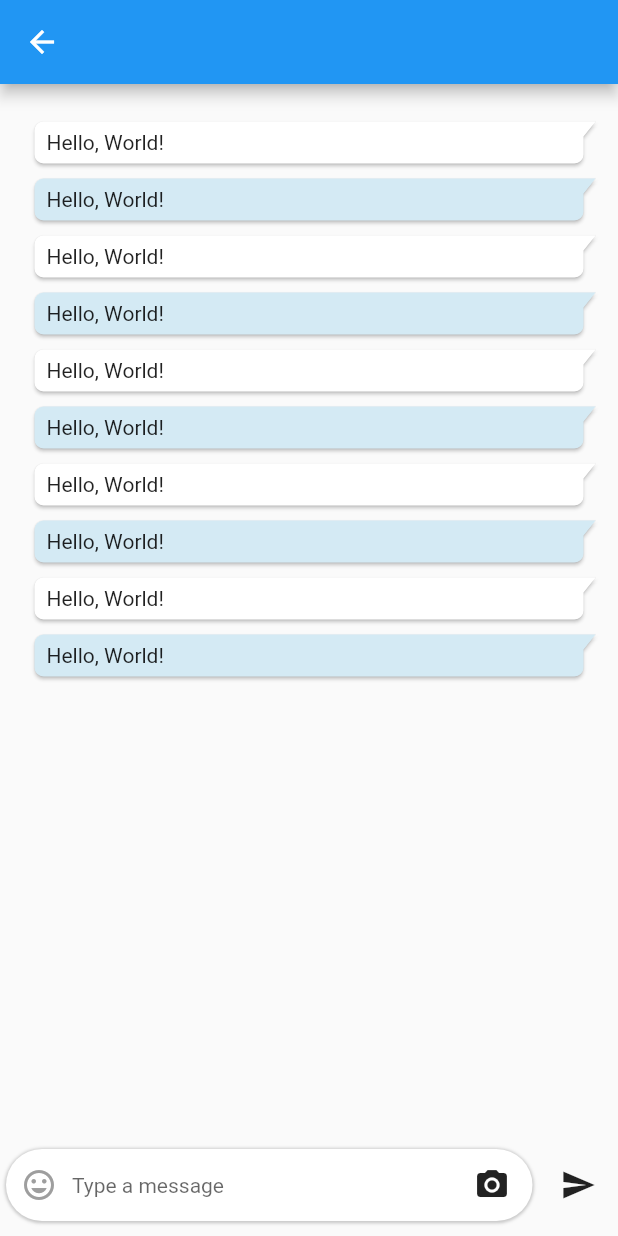
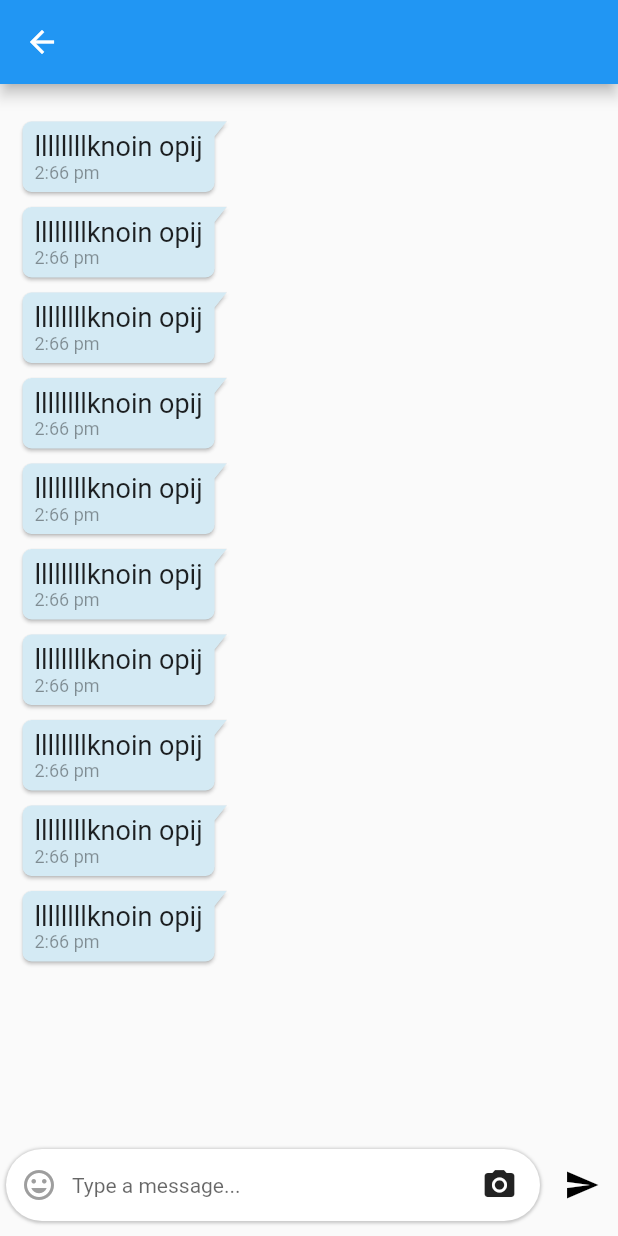
Before and after one commit to wesamamassi7667/chat-app-flutter, a Flutter app: the ChatScreen screen opened directly with empty values, on a phone screen of 412 x 824 dp. Run offline on Flutter 3.47's test engine with Material 2 defaults, Android fonts, the phone set to English and light mode, and no system bars; drawn by our look-alikes of bubble; our stand-ins replace cached_network_image, cloud_firestore, firebase_auth, firebase_core, firebase_messaging, flutter_local_notifications and 2 more; accounts and stored records are empty.

Commit message:
build message chat ui

```diff
--- a/lib/screens/chat_screen.dart
+++ b/lib/screens/chat_screen.dart
@@ -2,10 +2,16 @@ import 'package:chat_app/components/app_bar.dart';
 import 'package:chat_app/constant.dart';
 import 'package:chat_app/provider/auth_model.dart';
 import 'package:chat_app/provider/chat_provider.dart';
-import 'package:chat_app/widget/send_message_field.dart';
+import 'package:chat_app/widget/widgets.dart';
 import 'package:flutter/material.dart';
 import 'package:provider/provider.dart';
-import 'package:bubble/bubble.dart';
+
+
+enum TypeMessage {
+  text,
+  image,
+  sticker,
+}
 
 class ChatScreen extends StatefulWidget {
   const ChatScreen(
@@ -24,6 +30,8 @@ class ChatScreen extends StatefulWidget {
 
 class _ChatScreenState extends State<ChatScreen> {
   late String currentUserId, chatId;
+  final TextEditingController textEditingController = TextEditingController();
+
 
   @override
   void initState() {
@@ -55,17 +63,15 @@ class _ChatScreenState extends State<ChatScreen> {
               itemCount: 10,
               padding: EdgeInsets.all(15),
               itemBuilder: (context,index){
-                return Bubble(
-                  margin: BubbleEdges.only(top: 10),
-                  stick: true, //false min width
-                  nip: BubbleNip.rightTop,
-                  color: index.isOdd?Color.fromRGBO(212, 234, 244, 1.0):null,
-                  child: Text('Hello, World!', textAlign: TextAlign.start),
-                );
+                return MessageChat(textMessage: 'llllllllknoin opij', color: Color.fromRGBO(212, 234, 244, 1.0), time: '2:66 pm');
               },
             ),
           ),
-          SendMessageField()
+          SendMessageField(
+             textEditingController:textEditingController,
+             press: ()=>_sendMessage(),
+
+          )
 
 
 
@@ -74,4 +80,8 @@ class _ChatScreenState extends State<ChatScreen> {
       )
     );
   }
+
+  _sendMessage() {
+
+  }
 }
--- /dev/null
+++ b/lib/widget/message_chat.dart
@@ -0,0 +1,48 @@
+import 'package:flutter/material.dart';
+import 'package:bubble/bubble.dart';
+class MessageChat extends StatelessWidget {
+  const MessageChat({Key? key,required this.textMessage,  this.color,required this.time,
+    this.crossAlign=CrossAxisAlignment.start, this.nip=BubbleNip.rightTop}) : super(key: key);
+   final String textMessage,time;
+   final Color? color;
+   final CrossAxisAlignment crossAlign;
+   final BubbleNip nip;
+
+
+  @override
+  Widget build(BuildContext context) {
+    return Column(
+      crossAxisAlignment: crossAlign,
+      children: [
+        ConstrainedBox(
+          constraints: BoxConstraints(
+            maxWidth: MediaQuery.of(context).size.width * 0.90,
+          ),
+          child: Bubble(
+            margin: BubbleEdges.only(top: 10),
+            color: color,
+            nip: nip,
+            child: Column(
+              crossAxisAlignment:crossAlign,
+              mainAxisSize: MainAxisSize.min,
+              children: [
+                Text(
+                  '$textMessage',
+                  style: TextStyle(fontSize: 18),
+                ),
+                Text(
+                  '$time',
+                  style: TextStyle(
+                    fontSize: 12,
+                    color: Colors.black.withOpacity(.4,),
+                  ),
+                )
+              ],
+            ),
+          ),
+        ),
+
+      ],
+    );
+  }
+}
--- a/lib/widget/send_message_field.dart
+++ b/lib/widget/send_message_field.dart
@@ -1,7 +1,11 @@
+import 'package:flutter/cupertino.dart';
 import 'package:flutter/material.dart';
 
 class SendMessageField extends StatelessWidget {
-  const SendMessageField({Key? key}) : super(key: key);
+  const SendMessageField({Key? key, required this.textEditingController,required this.press})
+      : super(key: key);
+  final TextEditingController textEditingController;
+  final VoidCallback press;
 
   @override
   Widget build(BuildContext context) {
@@ -46,7 +50,7 @@ class SendMessageField extends StatelessWidget {
                           // controller: _textMessageController,
                           decoration: InputDecoration(
                             border: InputBorder.none,
-                            hintText: "Type a message",
+                            hintText: "Type a message...",
                           ),
                         ),
                       ),
@@ -66,26 +70,20 @@ class SendMessageField extends StatelessWidget {
           SizedBox(
             width: 8,
           ),
-          InkWell(
-            onTap: () {
-              // if (_textMessageController.text.isNotEmpty) {
-              //   _sendTextMessage();
-              // }
-            },
-            child: Container(
-              height: 45,
-              width: 45,
-              decoration: BoxDecoration(
-                // color: primaryColor,
-                borderRadius: BorderRadius.all(
-                  Radius.circular(50),
-                ),
-              ),
+          Container(
+            width: 40,
+            height: 40,
+
+            child:TextButton(
+
               child: Icon(
                 Icons.send,
+                color: Colors.black,
               ),
+
+              onPressed:press,
             ),
-          )
+          ),
         ],
       ),
     );
--- a/lib/widget/widgets.dart
+++ b/lib/widget/widgets.dart
@@ -1,3 +1,4 @@
 export 'account_widget.dart';
 export 'search_field.dart';
 export 'send_message_field.dart';
+export 'message_chat.dart';
```
